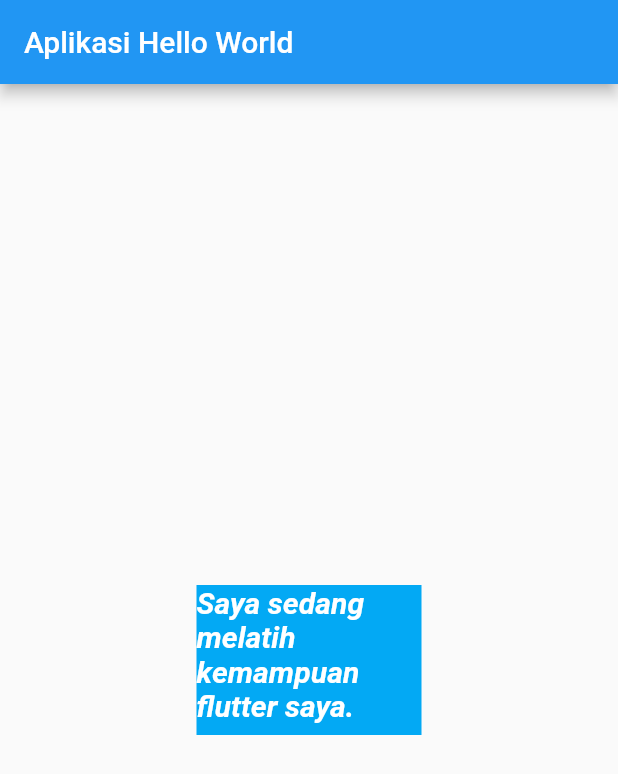
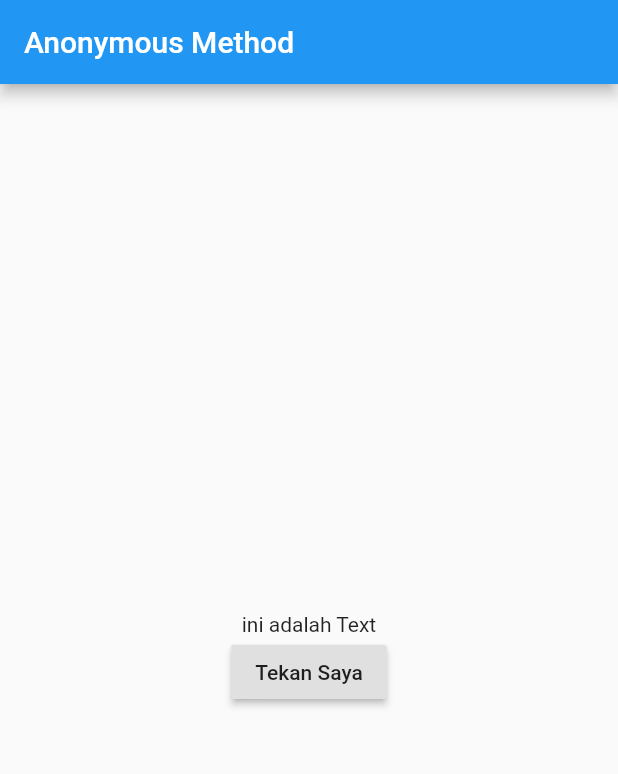
Before and after one commit to bagashyt/flutter_learndart, a Flutter app: the screen it shows after launch, on a phone screen of 412 x 824 dp. Shown: the top 774 px of the screen. Run offline on Flutter 3.47's test engine with Material 2 defaults, Android fonts, the phone set to English and light mode, and no system bars.

Commit message:
learn anonymous method

```diff
--- a/lib/main.dart
+++ b/lib/main.dart
@@ -4,27 +4,37 @@ void main() {
   runApp(new MyApp());
 }
 
-class MyApp extends StatelessWidget {
+class MyApp extends StatefulWidget {
+  @override
+  _MyAppState createState() => _MyAppState();
+}
+
+class _MyAppState extends State<MyApp> {
+  int number = 1;
+  String message = "ini adalah Text";
+
   @override
   Widget build(BuildContext context) {
     return MaterialApp(
       home: Scaffold(
         appBar: AppBar(
-          title: Text("Aplikasi Hello World"),
+          title: Text("Anonymous Method"),
         ),
         body: Center(
-            child: Container(
-                color: Colors.lightBlue,
-                width: 150,
-                height: 100,
-                child: Text(
-                  "Saya sedang melatih kemampuan flutter saya.",
-                  style: TextStyle(
-                      color: Colors.white,
-                      fontStyle: FontStyle.italic,
-                      fontWeight: FontWeight.w700,
-                      fontSize: 20),
-                ))),
+          child: Column(
+            mainAxisAlignment: MainAxisAlignment.center,
+              children: <Widget>[
+                Text(message),
+                RaisedButton(
+                  child: Text("Tekan Saya"),
+                    onPressed: (){
+                    setState(() {
+                      message = "Tombol sudah ditekan ${(number++).toString()} kali";
+                    });
+                    })
+              ],
+          ),
+        ),
       ),
     );
   }
```
